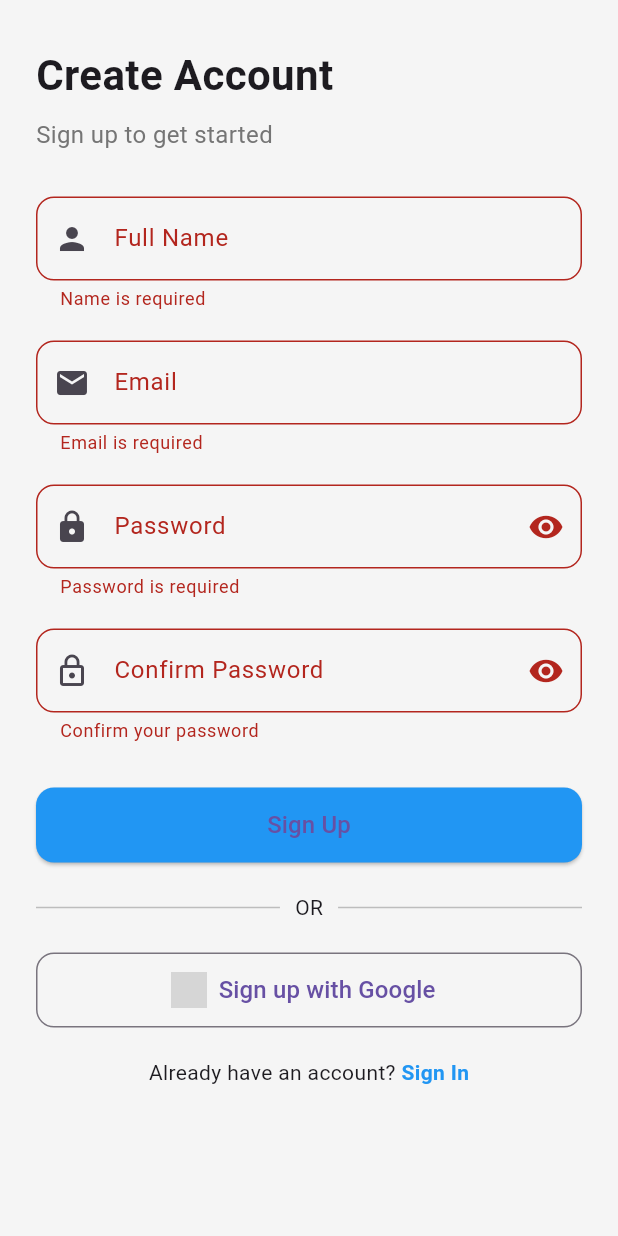
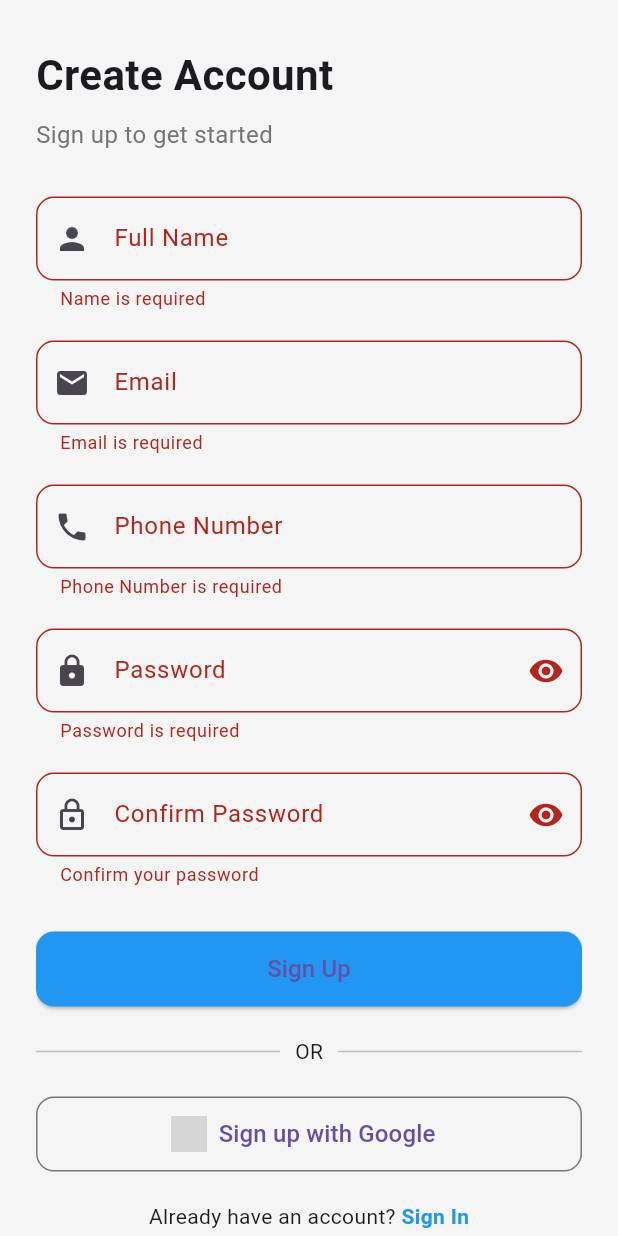
Before and after one commit to prathambhatnagar/Blog-App, a Flutter app: the SignUpPage screen opened directly, after a tap on "Sign Up", on a phone screen of 412 x 824 dp. Run offline on Flutter 3.47's test engine with Material 3 defaults, Android fonts, the phone set to English and light mode, and no system bars; our stand-ins replace cloud_firestore, dartz, dio, equatable, firebase_auth, firebase_core and 6 more; accounts and stored records are empty; network calls fail; grey boxes are pictures that could not be loaded.

Commit message:
add: user info fixed

```diff
--- a/lib/data/models/auth/user_model.dart
+++ b/lib/data/models/auth/user_model.dart
@@ -6,12 +6,14 @@ class UserModel {
     required this.email,
     this.displayName,
     this.profileUrl,
+    this.phone,
   });
 
   String uid;
   String email;
   String? displayName;
   String? profileUrl;
+  String? phone;
 }
 
 extension UserModelx on UserModel {
@@ -21,6 +23,7 @@ extension UserModelx on UserModel {
       email: email,
       displayName: displayName,
       profileUrl: profileUrl,
+      phone: phone,
     );
   }
 }
--- a/lib/data/repositories/auth/auth_repository_imp.dart
+++ b/lib/data/repositories/auth/auth_repository_imp.dart
@@ -1,16 +1,20 @@
-import 'dart:developer';
-
 import 'package:blog_assignment/core/failure/failure.dart';
 import 'package:blog_assignment/data/models/auth/user_model.dart';
 import 'package:blog_assignment/data/services/auth/firebase_auth_service.dart';
+import 'package:blog_assignment/data/services/auth/firestore_user_info_service.dart';
 import 'package:blog_assignment/domain/entities/auth/user_entity.dart';
 import 'package:blog_assignment/domain/repositories/auth/auth_repository.dart';
 import 'package:dartz/dartz.dart';
 import 'package:firebase_auth/firebase_auth.dart';
 
 class AuthRepositoryImp extends AuthRepository {
-  AuthRepositoryImp({required this.firebaseAuthService});
+  AuthRepositoryImp({
+    required this.firebaseAuthService,
+    required this.firestoreUserInfoService,
+  });
+
   FirebaseAuthService firebaseAuthService;
+  FirestoreUserInfoService firestoreUserInfoService;
 
   @override
   Future<Either<Failure, UserEntity>> signIn({
@@ -22,7 +26,12 @@ class AuthRepositoryImp extends AuthRepository {
         email: email,
         password: password,
       );
-      return right(userModel.toUserEntity());
+
+      final user = await firestoreUserInfoService.getUserInfo(
+        uid: userModel.uid,
+      );
+
+      return right(user.toUserEntity());
     } on FirebaseAuthException catch (e) {
       switch (e.toString()) {
         case 'user-not-found':
@@ -41,15 +50,29 @@ class AuthRepositoryImp extends AuthRepository {
   Future<Either<Failure, UserEntity>> signUp({
     required String email,
     required String password,
+    required String name,
+    required String phone,
   }) async {
-    log('SignUP');
     try {
       final userModel = await firebaseAuthService.signUp(
         email: email,
         password: password,
+        name: name,
+        phone: phone,
       );
 
-      return Right(userModel.toUserEntity());
+      await firestoreUserInfoService.saveUserInfo(
+        uid: userModel.uid,
+        name: name,
+        email: userModel.email,
+        phone: phone,
+      );
+
+      final user = await firestoreUserInfoService.getUserInfo(
+        uid: userModel.uid,
+      );
+
+      return Right(user.toUserEntity());
     } catch (e) {
       switch (e.toString()) {
         case 'email-already-in-use':
@@ -68,6 +91,7 @@ class AuthRepositoryImp extends AuthRepository {
   Future<Either<Failure, UserEntity>> googleSignIn() async {
     try {
       final user = await firebaseAuthService.googleSignIn();
+
       final userEntity = UserEntity(
         uid: user.uid,
         email: user.email,
--- a/lib/data/services/auth/firebase_auth_service.dart
+++ b/lib/data/services/auth/firebase_auth_service.dart
@@ -3,7 +3,12 @@ import 'package:firebase_auth/firebase_auth.dart';
 import 'package:google_sign_in/google_sign_in.dart';
 
 abstract class FirebaseAuthService {
-  Future<UserModel> signUp({required String email, required String password});
+  Future<UserModel> signUp({
+    required String email,
+    required String password,
+    required String name,
+    required String phone,
+  });
   Future<UserModel> signIn({required String email, required String password});
   Future<UserModel> googleSignIn();
   Future<void> logOut();
@@ -37,6 +42,8 @@ class FirebaseAuthServiceImpl extends FirebaseAuthService {
   Future<UserModel> signUp({
     required String email,
     required String password,
+    required String name,
+    required String phone,
   }) async {
     UserCredential userCredential = await _firebase
         .createUserWithEmailAndPassword(email: email, password: password);
@@ -44,13 +51,16 @@ class FirebaseAuthServiceImpl extends FirebaseAuthService {
     // if (!userCredential.user!.emailVerified) {
     //   userCredential.user!.sendEmailVerification();
     // }
+    await _firebase.currentUser!.updateDisplayName(name);
 
     final user = userCredential.user!;
+
     return UserModel(
       uid: user.uid,
       email: user.email!,
       profileUrl: user.photoURL,
       displayName: user.displayName,
+      phone: phone,
     );
   }
 
--- /dev/null
+++ b/lib/data/services/auth/firestore_user_info_service.dart
@@ -0,0 +1,49 @@
+import 'dart:developer';
+
+import 'package:blog_assignment/data/models/auth/user_model.dart';
+import 'package:cloud_firestore/cloud_firestore.dart';
+
+abstract class FirestoreUserInfoService {
+  Future<void> saveUserInfo({
+    required String uid,
+    required String name,
+    required String phone,
+    required String email,
+  });
+
+  Future<UserModel> getUserInfo({required String uid});
+}
+
+class FirestoreUserInfoServiceImpl extends FirestoreUserInfoService {
+  final firebseUserStore = FirebaseFirestore.instance.collection('users');
+
+  @override
+  Future<UserModel> getUserInfo({required String uid}) async {
+    log('getUserInfo');
+    final userData = await firebseUserStore.doc(uid).get();
+    log('getUserInfo done');
+    return UserModel(
+      uid: userData['uid'],
+      email: userData['email'],
+      displayName: userData['name'],
+      phone: userData['phone'],
+    );
+  }
+
+  @override
+  Future<void> saveUserInfo({
+    required String uid,
+    required String name,
+    required String phone,
+    required String email,
+  }) async {
+    log('saveUserInfo');
+    await firebseUserStore.doc(uid).set({
+      'uid': uid,
+      'name': name,
+      'phone': phone,
+      'email': email,
+    });
+    log('saveUserInfo done');
+  }
+}
--- a/lib/domain/entities/auth/user_entity.dart
+++ b/lib/domain/entities/auth/user_entity.dart
@@ -4,10 +4,12 @@ class UserEntity {
     required this.email,
     this.displayName,
     this.profileUrl,
+    this.phone,
   });
 
   final String uid;
   final String email;
   final String? displayName;
   final String? profileUrl;
+  final String? phone;
 }
--- a/lib/domain/repositories/auth/auth_repository.dart
+++ b/lib/domain/repositories/auth/auth_repository.dart
@@ -7,6 +7,8 @@ abstract class AuthRepository {
   Future<Either<Failure, UserEntity>> signUp({
     required String email,
     required String password,
+    required String name,
+    required String phone,
   });
   Future<Either<Failure, UserEntity>> signIn({
     required String email,
--- a/lib/domain/usecases/auth/email_sign_up_usecase.dart
+++ b/lib/domain/usecases/auth/email_sign_up_usecase.dart
@@ -10,12 +10,24 @@ class EmailSignUpUsecase extends Usecase<UserEntity, SignUpParam> {
 
   @override
   Future<Either<Failure, UserEntity>> call({required SignUpParam param}) async {
-    return authRepository.signUp(email: param.email, password: param.password);
+    return authRepository.signUp(
+      email: param.email,
+      password: param.password,
+      name: param.name,
+      phone: param.phone,
+    );
   }
 }
 
 class SignUpParam {
-  SignUpParam({required this.email, required this.password});
+  SignUpParam({
+    required this.email,
+    required this.password,
+    required this.name,
+    required this.phone,
+  });
   String email;
   String password;
+  String name;
+  String phone;
 }
--- a/lib/presentation/auth/bloc/auth_bloc_event.dart
+++ b/lib/presentation/auth/bloc/auth_bloc_event.dart
@@ -7,9 +7,16 @@ class EmailSignInEvent extends AuthBlocEvent {
 }
 
 class EmailSignUpEvent extends AuthBlocEvent {
-  EmailSignUpEvent({required this.email, required this.password});
+  EmailSignUpEvent({
+    required this.email,
+    required this.password,
+    required this.name,
+    required this.phone,
+  });
   String email;
   String password;
+  String name;
+  String phone;
 }
 
 class AuthCheckRequested extends AuthBlocEvent {}
--- a/lib/presentation/auth/screens/sign_in_screen.dart
+++ b/lib/presentation/auth/screens/sign_in_screen.dart
@@ -100,7 +100,7 @@ class _SignInPageState extends State<SignInPage> {
                   ),
                 ),
 
-                const SizedBox(height: 20),
+                const SizedBox(height: 40),
 
                 // Password Field
                 TextFormField(
--- a/lib/presentation/auth/screens/sign_up_screen.dart
+++ b/lib/presentation/auth/screens/sign_up_screen.dart
@@ -1,5 +1,7 @@
+import 'package:blog_assignment/core/widgets/loader.dart';
 import 'package:blog_assignment/presentation/auth/bloc/auth_bloc.dart';
 import 'package:blog_assignment/presentation/auth/bloc/auth_bloc_event.dart';
+import 'package:blog_assignment/presentation/auth/bloc/auth_bloc_state.dart';
 import 'package:flutter/material.dart';
 import 'package:flutter_bloc/flutter_bloc.dart';
 
@@ -18,6 +20,7 @@ class _SignUpPageState extends State<SignUpPage> {
   final TextEditingController _passwordController = TextEditingController();
   final TextEditingController _confirmPasswordController =
       TextEditingController();
+  final TextEditingController _phoneController = TextEditingController();
 
   bool _obscurePassword = true;
   bool _obscureConfirmPassword = true;
@@ -28,6 +31,8 @@ class _SignUpPageState extends State<SignUpPage> {
         EmailSignUpEvent(
           email: _emailController.text,
           password: _confirmPasswordController.text,
+          name: _nameController.text,
+          phone: _phoneController.text,
         ),
       );
     }
@@ -52,6 +57,22 @@ class _SignUpPageState extends State<SignUpPage> {
 
     if (!emailRegex.hasMatch(value)) {
       return "Enter a valid email";
+    }
+
+    return null;
+  }
+
+  String? _validatePhone(String? value) {
+    if (value == null || value.isEmpty) {
+      return "Phone Number is required";
+    }
+
+    if (value.length != 10) {
+      return "Phone number must be exactly 10 digits";
+    }
+
+    if (!RegExp(r'^[0-9]+$').hasMatch(value)) {
+      return "Phone number must contain only digits";
     }
 
     return null;
@@ -141,6 +162,22 @@ class _SignUpPageState extends State<SignUpPage> {
 
                   const SizedBox(height: 20),
 
+                  // Phone Field
+                  TextFormField(
+                    controller: _phoneController,
+                    validator: _validatePhone,
+                    keyboardType: TextInputType.number,
+                    decoration: InputDecoration(
+                      labelText: "Phone Number",
+                      prefixIcon: const Icon(Icons.phone),
+                      border: OutlineInputBorder(
+                        borderRadius: BorderRadius.circular(12),
+                      ),
+                    ),
+                  ),
+
+                  const SizedBox(height: 20),
+
                   // Password
                   TextFormField(
                     controller: _passwordController,
@@ -198,7 +235,31 @@ class _SignUpPageState extends State<SignUpPage> {
                   const SizedBox(height: 30),
 
                   // Sign Up Button
-                  SizedBox(
+                  BlocConsumer<AuthBloc, AuthBlocState>(
+                    listener: (context, state) => {
+                      if (state is AuthErrorState)
+                        {
+                          ScaffoldMessenger.of(context).showSnackBar(
+                            SnackBar(content: Text(state.message)),
+                          ),
+                        },
+
+                      if (state is AuthenticatedState)
+                        {
+                          ScaffoldMessenger.of(context).showSnackBar(
+                            SnackBar(
+                              content: Text(state.userEntity.email),
+                              backgroundColor: Colors.green,
+                            ),
+                          ),
+                        },
+                    },
+
+                    builder: (context, state) {
+                      if (state is AuthLoadingState) {
+                        return Loader();
+                      }
+                      return SizedBox(
                         width: double.infinity,
                         height: 50,
                         child: ElevatedButton(
@@ -214,6 +275,8 @@ class _SignUpPageState extends State<SignUpPage> {
                             style: TextStyle(fontSize: 16),
                           ),
                         ),
+                      );
+                    },
                   ),
 
                   const SizedBox(height: 20),
--- a/lib/presentation/blog/widgets/profile_drawer.dart
+++ b/lib/presentation/blog/widgets/profile_drawer.dart
@@ -17,9 +17,11 @@ class ProfileDrawer extends StatelessWidget {
           UserAccountsDrawerHeader(
             currentAccountPicture: CircleAvatar(
               backgroundColor: Colors.white,
-              child: Icon(Icons.person, size: 40, color: Colors.blue),
+              child: userEntity?.profileUrl != null
+                  ? Image.asset(userEntity!.profileUrl!)
+                  : Icon(Icons.person, size: 40, color: Colors.blue),
             ),
-            accountName: Text(''),
+            accountName: Text(userEntity?.displayName ?? 'no name'),
             accountEmail: Text(userEntity!.email),
             decoration: BoxDecoration(color: Colors.blue),
           ),
--- a/pubspec.yaml
+++ b/pubspec.yaml
@@ -49,6 +49,7 @@ dependencies:
   hive_flutter: ^1.1.0
   flutter_html: ^3.0.0
   webview_flutter: ^4.13.1
+  cloud_firestore: ^6.2.0
 
 dev_dependencies:
   flutter_test:
```
Also changed, not shown: lib/core/service_locator/service_locator.dart (+7 -0 lines), lib/main.dart (+2 -8 lines), lib/presentation/auth/bloc/auth_bloc.dart (+9 -3 lines), pubspec.lock, 3 other files. Lines whose indentation alone changed are shown as unchanged.
